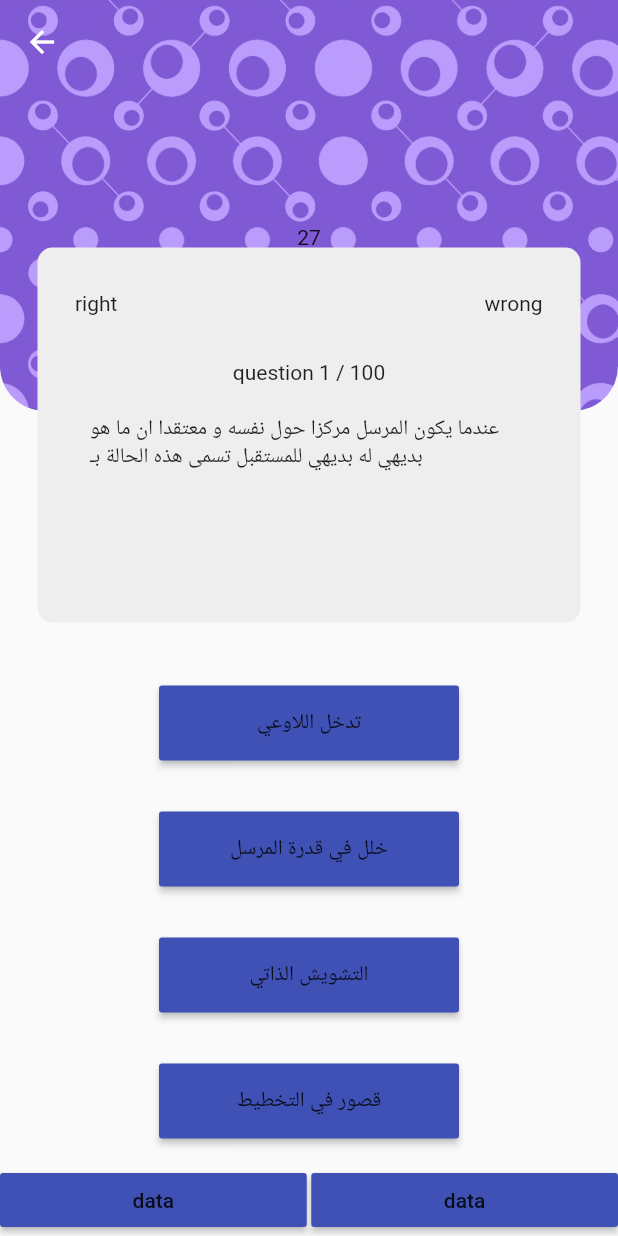
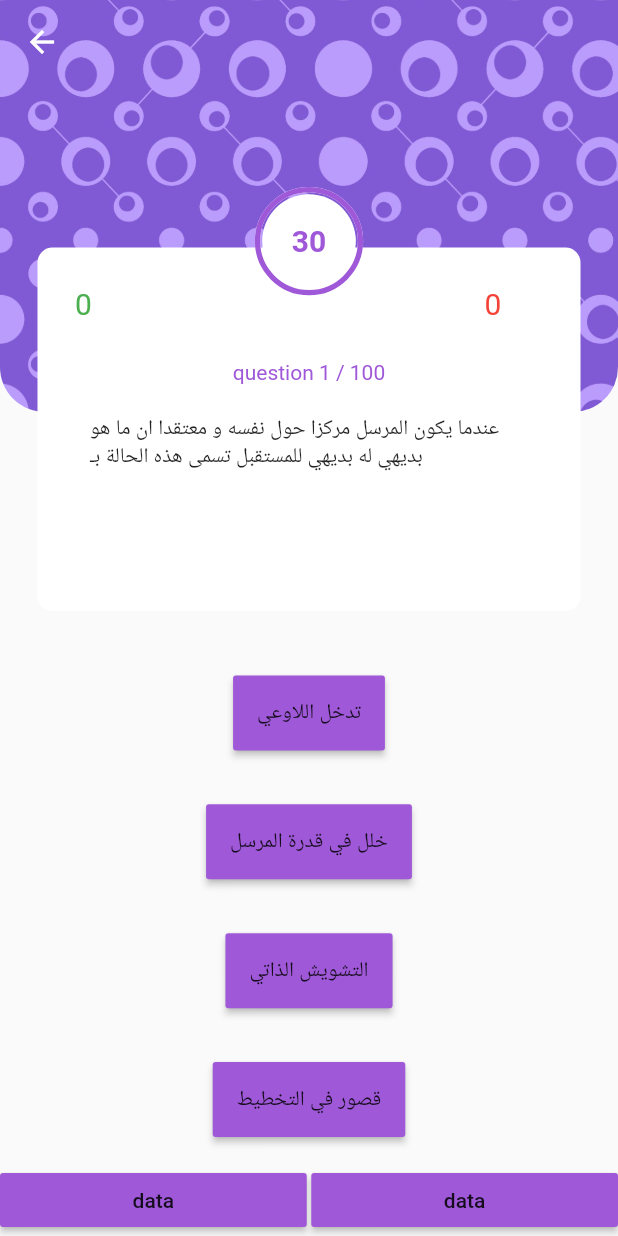
Before and after one commit to omarkaialy/JU_APP, a Flutter app: the Home screen opened directly, after a tap on "data", on a phone screen of 412 x 824 dp. Run offline on Flutter 3.47's test engine with Material 2 defaults, Android fonts, the phone set to English and light mode, and no system bars; drawn by our look-alikes of animated_text_kit, circular_countdown_timer; our stand-ins replace page_transition.

Commit message:
updating quizbox

```diff
--- a/lib/Home.dart
+++ b/lib/Home.dart
@@ -1,5 +1,5 @@
 import 'dart:async';
-
+import 'package:circular_countdown_timer/circular_countdown_timer.dart';
 import 'package:flutter/material.dart';
 
 import 'quizbrain.dart';
@@ -16,14 +16,8 @@ class _HomeState extends State<Home> {
   int i = 1;
   bool canceltimer = false;
   int marks = 0;
-  int timer = 30;
-  String showtimer = '30';
 
-  @override
-  void initState() {
-    starttimer();
-    super.initState();
-  }
+  CountDownController _controller = CountDownController();
 
   @override
   Widget build(BuildContext context) {
@@ -34,7 +28,6 @@ class _HomeState extends State<Home> {
           elevation: 0,
         ),
         body: Stack(
-          alignment: Alignment(-0.1, -0.5),
           children: [
             Background(),
             page(),
@@ -44,16 +37,16 @@ class _HomeState extends State<Home> {
 
   //to decide what the color of the button
   var btncolor = {
-    'a': Colors.indigo,
-    'b': Colors.indigo,
-    'c': Colors.indigo,
-    'd': Colors.indigo
+    'a': Color.fromRGBO(159, 88, 216, 1),
+    'b': Color.fromRGBO(159, 88, 216, 1),
+    'c': Color.fromRGBO(159, 88, 216, 1),
+    'd': Color.fromRGBO(159, 88, 216, 1)
   };
 // button creater
 //TODO  تعديل هدول الزرين ليصيرو متل يلي ب الصورة يلي شفناها
   MaterialButton choicebutton(String k) {
     return MaterialButton(
-      minWidth: 200,
+      minWidth: MediaQuery.maybeOf(context)!.textScaleFactor,
       height: 50,
       onPressed: () {
         checkanswer(k);
@@ -61,8 +54,8 @@ class _HomeState extends State<Home> {
       },
       child: Text(Quizbrain.omar[i.toString()]![k].toString()),
       color: btncolor[k],
-      highlightColor: Colors.indigoAccent,
-      splashColor: Colors.indigo[800],
+      highlightColor: Color.fromRGBO(159, 88, 216, 1),
+      splashColor: Color.fromRGBO(159, 88, 216, 1),
     );
   }
 
@@ -78,25 +71,6 @@ class _HomeState extends State<Home> {
       }
       canceltimer = true;
     });
-    Timer(Duration(seconds: 1), nextquiz);
-  }
-
-// to start the timer
-  void starttimer() async {
-    const onesec = Duration(seconds: 1);
-    Timer.periodic(onesec, (Timer t) {
-      setState(() {
-        if (timer <= 1) {
-          t.cancel();
-          nextquiz();
-          starttimer();
-        } else if (canceltimer == true) {
-        } else {
-          timer--;
-        }
-        showtimer = timer.toString();
-      });
-    });
   }
 
 // play sounds
@@ -104,7 +78,7 @@ class _HomeState extends State<Home> {
 // to move between quizzes
   void nextquiz() {
     canceltimer = false;
-    timer = 30;
+
     setState(() {
       if (i < 100) {
         i++;
@@ -112,10 +86,10 @@ class _HomeState extends State<Home> {
         Navigator.pushReplacement(context,
             MaterialPageRoute(builder: (context) => results(marks: marks)));
       }
-      btncolor['a'] = Colors.indigo;
-      btncolor['b'] = Colors.indigo;
-      btncolor['c'] = Colors.indigo;
-      btncolor['d'] = Colors.indigo;
+      btncolor['a'] = Color.fromRGBO(159, 88, 216, 1);
+      btncolor['b'] = Color.fromRGBO(159, 88, 216, 1);
+      btncolor['c'] = Color.fromRGBO(159, 88, 216, 1);
+      btncolor['d'] = Color.fromRGBO(159, 88, 216, 1);
     });
   }
 
@@ -130,11 +104,28 @@ class _HomeState extends State<Home> {
             height: 150,
           ),
           Stack(
-            alignment: Alignment.topCenter,
+            alignment: Alignment(0, -1.25),
             children: [
               quizbox(Quizbrain.qui[i - 1].quiz, Quizbrain.qui.length),
-              Container(
-                child: Text(showtimer),
+              CircularCountDownTimer(
+                width: MediaQuery.of(context).size.width / 4,
+                backgroundColor: Colors.white,
+                textStyle: TextStyle(
+                    color: Color.fromRGBO(159, 88, 216, 1),
+                    fontWeight: FontWeight.bold,
+                    fontSize: 20),
+                height: MediaQuery.of(context).size.height / 12,
+                duration: 30,
+                fillColor: Color.fromRGBO(159, 88, 216, 1),
+                isReverse: true,
+                isReverseAnimation: true,
+                strokeWidth: 3.5,
+                controller: _controller,
+                ringColor: Colors.white,
+                onComplete: () {
+                  nextquiz();
+                  _controller.restart();
+                },
               )
             ],
           ),
@@ -157,7 +148,7 @@ class _HomeState extends State<Home> {
             children: [
               Expanded(
                 child: MaterialButton(
-                  color: Colors.indigo,
+                  color: Color.fromRGBO(159, 88, 216, 1),
                   onPressed: () {},
                   child: Text('data'),
                 ),
@@ -167,7 +158,7 @@ class _HomeState extends State<Home> {
               ),
               Expanded(
                 child: MaterialButton(
-                  color: Colors.indigo,
+                  color: Color.fromRGBO(159, 88, 216, 1),
                   onPressed: () {},
                   child: Text('data'),
                 ),
@@ -181,11 +172,11 @@ class _HomeState extends State<Home> {
 
   Container quizbox(String a, int y) {
     return Container(
-      height: 250,
+      height: MediaQuery.of(context).size.height / 3.4,
       padding: EdgeInsets.all(25),
       margin: EdgeInsets.only(left: 25, right: 25, top: 15),
       decoration: BoxDecoration(
-          color: Colors.grey[200], borderRadius: BorderRadius.circular(10)),
+          color: Colors.white, borderRadius: BorderRadius.circular(10)),
       child: Column(
         children: [
           Container(
@@ -193,13 +184,17 @@ class _HomeState extends State<Home> {
             child: Row(
               children: [
                 Expanded(
-                  child: Text('right'),
+                  child: Text(marks.toString(),
+                      style: TextStyle(color: Colors.green, fontSize: 20)),
                   flex: 3,
                 ),
                 Expanded(flex: 18, child: SizedBox()),
                 Expanded(
                   flex: 3,
-                  child: Text('wrong'),
+                  child: Text(
+                    marks.toString(),
+                    style: TextStyle(fontSize: 20, color: Colors.red),
+                  ),
                 )
               ],
             ),
@@ -208,7 +203,10 @@ class _HomeState extends State<Home> {
             height: 25,
           ),
           Center(
-            child: Text('question $i / $y'),
+            child: Text(
+              'question $i / $y',
+              style: TextStyle(color: Color.fromARGB(255, 159, 88, 216)),
+            ),
           ),
           SizedBox(
             height: 10,
@@ -224,7 +222,7 @@ class _HomeState extends State<Home> {
 
   Container Background() {
     return Container(
-      margin: EdgeInsets.only(bottom: 550),
+      margin: EdgeInsets.only(bottom: MediaQuery.of(context).size.height / 1.5),
       decoration: BoxDecoration(
         borderRadius: BorderRadius.only(
             bottomLeft: Radius.circular(30), bottomRight: Radius.circular(30)),
--- a/lib/splash.dart
+++ b/lib/splash.dart
@@ -36,7 +36,7 @@ class _splashState extends State<splash> with SingleTickerProviderStateMixin {
   @override
   Widget build(BuildContext context) {
     return Scaffold(
-      backgroundColor: Colors.indigo,
+      backgroundColor: Color.fromRGBO(159, 88, 216, 1),
       body: Center(
         child: Container(
           child: Column(mainAxisAlignment: MainAxisAlignment.center, children: [
@@ -45,10 +45,11 @@ class _splashState extends State<splash> with SingleTickerProviderStateMixin {
             Padding(
                 padding: EdgeInsets.all(5.0),
                 child: TextLiquidFill(
+                  waveDuration: Duration(seconds: 5),
                   boxHeight: 300,
                   text: 'JU APP',
                   textStyle: TextStyle(color: Colors.white, fontSize: 45),
-                  boxBackgroundColor: Colors.indigo,
+                  boxBackgroundColor: Color.fromRGBO(159, 88, 216, 1),
                   waveColor: Colors.yellowAccent,
                 )),
           ]),
--- a/pubspec.yaml
+++ b/pubspec.yaml
@@ -30,6 +30,7 @@ dependencies:
   cupertino_icons: ^1.0.2
   page_transition: ^2.0.2
   animated_text_kit: ^4.2.1
+  circular_countdown_timer: ^0.2.0
 
 
 dev_dependencies:
```
Also changed, not shown: pubspec.lock, 1 other file.
